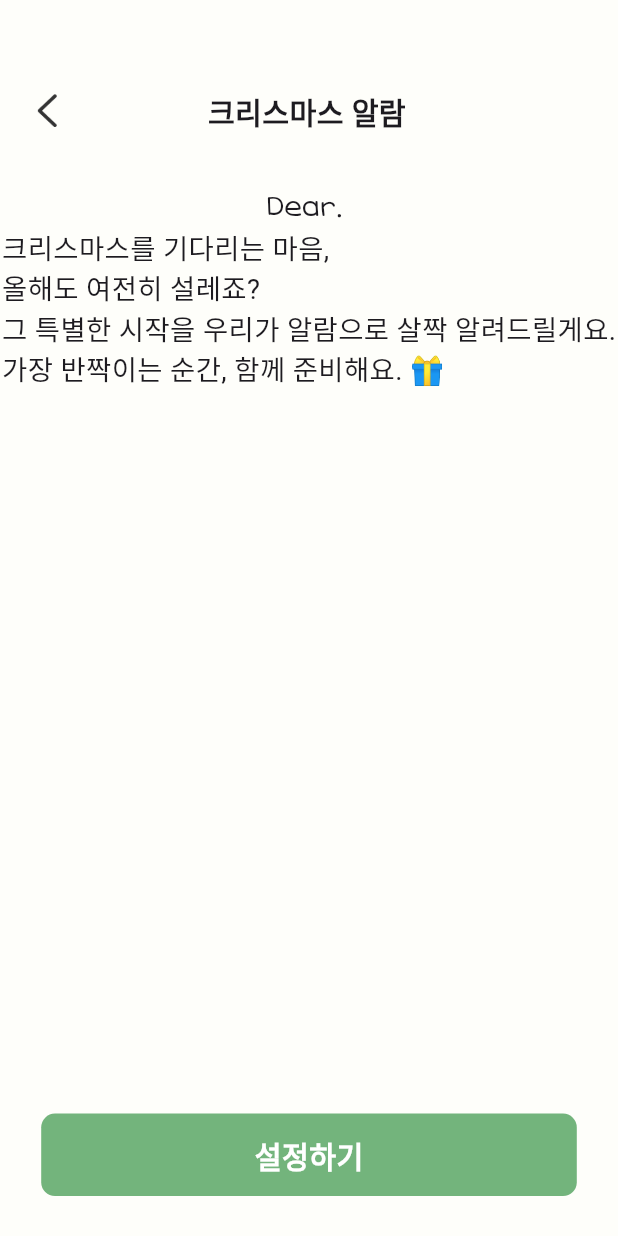
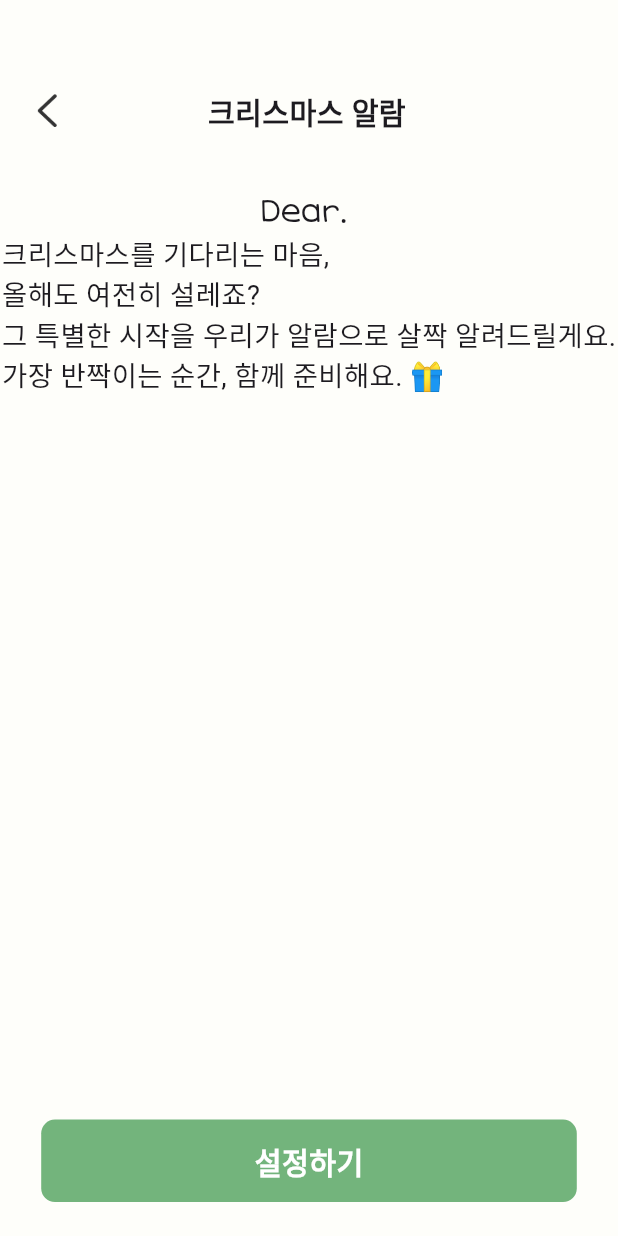
Before and after one commit to Dear-deer-developer/Dear-dear-FE, a Flutter app: the AlarmOnboarding screen opened directly, on a phone screen of 412 x 824 dp. Run offline on Flutter 3.47's test engine with Material 3 defaults, Android fonts, the phone set to English and light mode, and no system bars; our stand-ins replace cloud_functions, firebase_auth, firebase_core, flutter_dotenv, flutter_phoenix, flutter_screenutil and 4 more; missing offline and left inert: kakao_flutter_sdk, kakao_flutter_sdk_user; accounts and stored records are empty; Roboto replaces fonts that are missing (KakaoSmallSansBold, LeeSeoyun, Lsy).

Commit message:
home check

```diff
--- a/lib/view/home/alarm_onboarding.dart
+++ b/lib/view/home/alarm_onboarding.dart
@@ -65,12 +65,14 @@ class AlarmOnboarding extends StatelessWidget {
   Widget _ment(String nickname) {
     return Column(
       children: [
-        Text('Dear. $nickname',
-            style: const TextStyle(
-              fontFamily: 'LeeSeoyun',
-              fontSize: 20,
-              fontWeight: FontWeight.w400,
-            )),
+        Text(
+          'Dear. $nickname',
+          style: TextStyle(
+            fontFamily: 'LeeSeoyun',
+            fontSize: 20.sp,
+            // fontWeight: FontWeight.w400,
+          ),
+        ),
         Text(
           '크리스마스를 기다리는 마음,\n올해도 여전히 설레죠?\n그 특별한 시작을 우리가 알람으로 살짝 알려드릴게요.\n가장 반짝이는 순간, 함께 준비해요. 🎁',
           style: FontStyles.L3_reg_16,
```
Also changed, not shown: lib/view/home/home.dart (+0 -18 lines).
